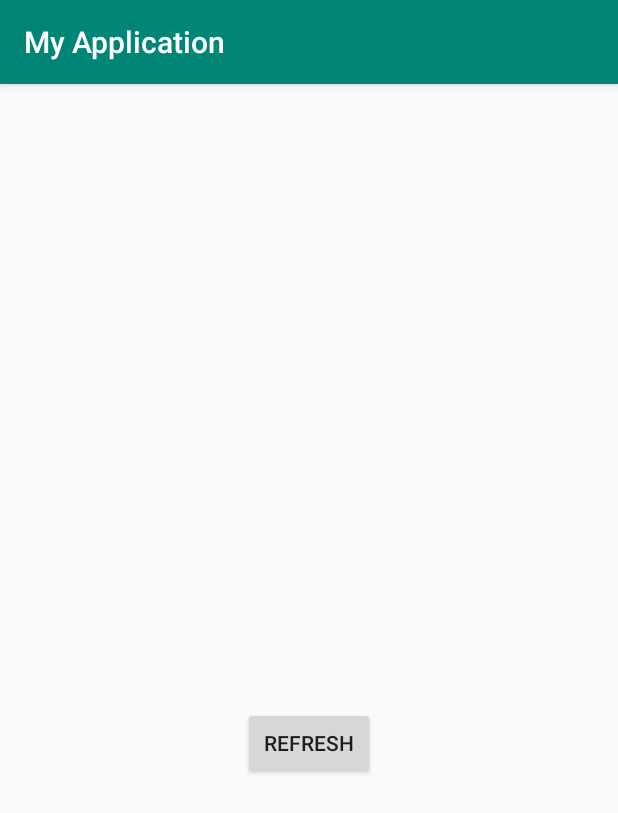
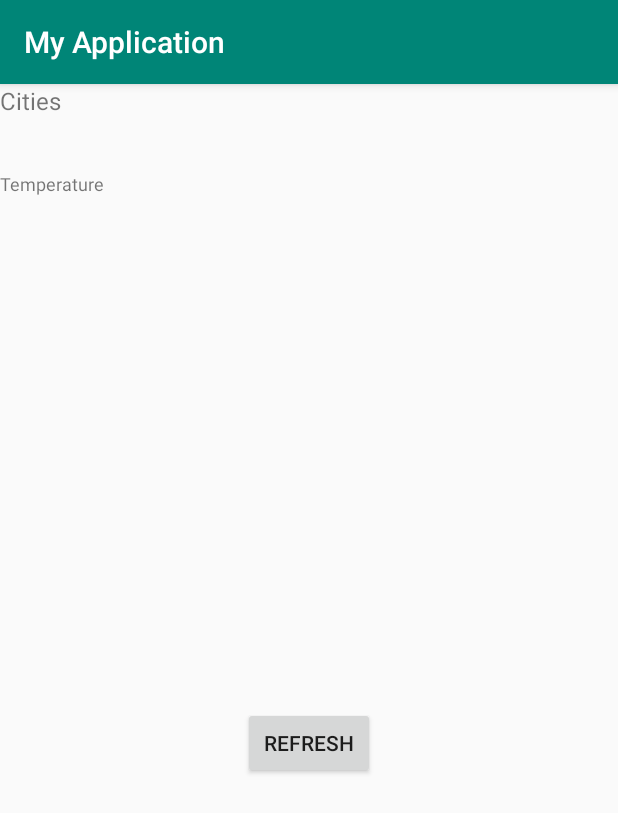
Before and after one commit to Mani114/WeatherApp, an Android app: the screen it shows after launch (MainActivity), on a phone screen of 412 x 824 dp. Shown: the top 813 px of the screen. Run offline under Robolectric (Android 15) with nearby library versions, the phone set to English and light mode, and no system bars.

Commit message:
Third commmit

```diff
--- a/app/src/main/java/com/example/myapplication/ui/MainActivity.java
+++ b/app/src/main/java/com/example/myapplication/ui/MainActivity.java
@@ -3,10 +3,14 @@ package com.example.myapplication.ui;
 import android.os.Bundle;
 import android.util.Log;
 import android.view.View;
+import android.widget.TextView;
 
 import com.example.myapplication.R;
 import com.example.myapplication.data.WeatherService;
 import com.example.myapplication.data.response.WeatherResponse;
+
+import org.jetbrains.annotations.NotNull;
+import org.w3c.dom.Text;
 
 import androidx.annotation.Nullable;
 import androidx.appcompat.app.AppCompatActivity;
@@ -21,21 +25,43 @@ import retrofit2.converter.gson.GsonConverterFactory;
 
 public class MainActivity extends AppCompatActivity {
 
+    private WeatherService weatherService;
+
 
     @Override
     protected void onCreate(@Nullable final Bundle savedInstanceState) {
         super.onCreate(savedInstanceState);
+        setContentView(R.layout.activity_main);
 
-        setContentView(R.layout.activity_main);
+        weatherService = new WeatherService() {
+            @NotNull
+            @Override
+            public Call<WeatherResponse> getCurrentData(@NotNull final String city, @NotNull final String app_id) {
+                return null;
+
+            }
+        };
+
+
+
+
+
         findViewById(R.id.button).setOnClickListener(new View.OnClickListener() {
+
+
             @Override
             public void onClick(final View v) {
                 getCurrentData();
+
+
 
             }
         });
 
     }
+
+
+
 
     private void getCurrentData(){
         HttpLoggingInterceptor interceptor = new HttpLoggingInterceptor();
@@ -55,8 +81,11 @@ public class MainActivity extends AppCompatActivity {
         call.enqueue(new Callback<WeatherResponse>() {
             @Override
             public void onResponse(final Call<WeatherResponse> call, final Response<WeatherResponse> response) {
-                String temprature = String.valueOf(response.body().getMain().getTemp());
-                Log.d("Weather", temprature);
+                String temperature = String.valueOf(response.body().getMain().getTemp());
+                //String clouds = String.valueOf(response.body().getClouds());
+                Log.d("Weather", temperature);
+                temperature(temperature);
+                //clouds(clouds);
             }
 
             @Override
@@ -64,6 +93,24 @@ public class MainActivity extends AppCompatActivity {
                 Log.d("Weather", "Failure");
 
             }
+
+            private void temperature(String temperature) {
+
+                TextView textView = findViewById(R.id.textView);
+                textView.setText(temperature);
+            }
+
+          //  private void clouds(String clouds) {
+
+            //    TextView textView = findViewById(R.id.textView);
+              //  textView.setText(clouds);
+
+            //}
+
+
+
+
+
         });
     }
 }
--- a/app/src/main/res/layout/activity_main.xml
+++ b/app/src/main/res/layout/activity_main.xml
@@ -5,6 +5,32 @@
     android:layout_width="match_parent"
     android:layout_height="match_parent"
     tools:context=".ui.MainActivity">
+
+
+    <TextView
+        android:id="@+id/secondLine"
+        android:layout_width="fill_parent"
+        android:layout_height="26dip"
+        android:layout_marginBottom="684dp"
+        android:text="@string/temperature"
+        android:textSize="12sp"
+        app:layout_constraintBottom_toBottomOf="parent"
+        app:layout_constraintRight_toRightOf="parent" />
+
+
+
+    <TextView
+        android:id="@+id/firstLine"
+        android:layout_width="fill_parent"
+        android:layout_height="wrap_content"
+        android:layout_alignWithParentIfMissing="true"
+        android:gravity="center_vertical"
+        android:text="@string/Cities"
+        android:textSize="16sp"
+        app:layout_constraintBottom_toTopOf="@id/secondLine"
+        app:layout_constraintRight_toRightOf="parent"
+        app:layout_constraintTop_toTopOf="parent"
+        app:layout_constraintVertical_bias="0.004" />
 
     <TextView
         android:id="@+id/textView"
@@ -25,6 +51,14 @@
         tools:text="Refresh"
         app:layout_constraintEnd_toEndOf="parent"
         app:layout_constraintStart_toStartOf="parent"
-        app:layout_constraintTop_toBottomOf="@+id/textView" />
+        app:layout_constraintTop_toBottomOf="@+id/textView"
+        android:onClick="onClick"
+        android:clickable="true"
+        android:focusable="true"
+        tools:ignore="OnClick" />
+
+
+
+
 
 </androidx.constraintlayout.widget.ConstraintLayout>
--- a/app/src/main/res/values/strings.xml
+++ b/app/src/main/res/values/strings.xml
@@ -1,4 +1,7 @@
 <resources>
     <string name="app_name">My Application</string>
     <string name="Refresh">Refresh</string>
+    <string name="temperature">Temperature</string>
+    <string name="description">Description</string>
+    <string name="Cities">Cities</string>
 </resources>
```
Also changed, not shown: app/src/main/res/layout/list_view.xml (added, +42 -0 lines).
